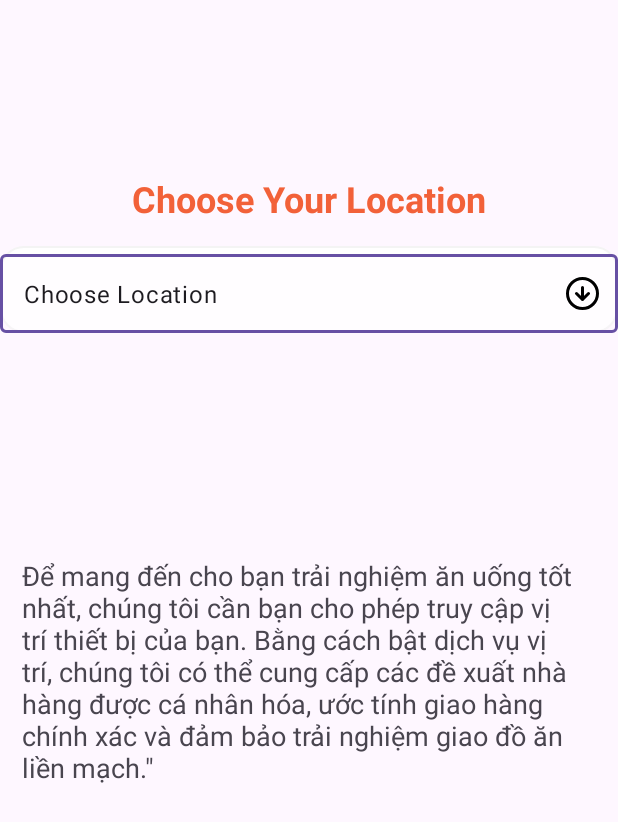
After one commit to thly112/OrderApp, an Android app: the ChooseLocationActivity screen opened directly, with no data from a screen before it, on a phone screen of 412 x 824 dp. The commit adds this screen. Shown: the top 822 px of the screen. Run offline under Robolectric (Android 15) with nearby library versions, the phone set to English and light mode, and no system bars.

Commit message:
Choose Location page

```diff
--- a/app/src/main/AndroidManifest.xml
+++ b/app/src/main/AndroidManifest.xml
@@ -17,6 +17,9 @@
         android:usesCleartextTraffic="true"
         tools:targetApi="31">
         <activity
+            android:name=".activity.ChooseLocationActivity"
+            android:exported="false" />
+        <activity
             android:name=".activity.SignupActivity"
             android:exported="false" />
         <activity
@@ -33,10 +36,10 @@
         </activity>
         <activity
             android:name=".activity.HomeActivity"
-            android:exported="false"></activity>
+            android:exported="false" />
         <activity
             android:name=".activity.LoginActivity"
-            android:exported="true"></activity>
+            android:exported="true" />
     </application>
 
 </manifest>
--- /dev/null
+++ b/app/src/main/java/com/example/oderapp/activity/ChooseLocationActivity.java
@@ -0,0 +1,43 @@
+package com.example.oderapp.activity;
+
+import android.os.Bundle;
+import android.widget.ArrayAdapter;
+import android.widget.AutoCompleteTextView;
+
+import androidx.activity.EdgeToEdge;
+import androidx.appcompat.app.AppCompatActivity;
+import androidx.core.graphics.Insets;
+import androidx.core.view.ViewCompat;
+import androidx.core.view.WindowInsetsCompat;
+
+import com.example.oderapp.R;
+import com.example.oderapp.databinding.ActivityChooseLocationBinding;
+import com.example.oderapp.databinding.ActivityLoginBinding;
+
+public class ChooseLocationActivity extends AppCompatActivity {
+    private ActivityChooseLocationBinding binding;
+
+    @Override
+    protected void onCreate(Bundle savedInstanceState) {
+        super.onCreate(savedInstanceState);
+        EdgeToEdge.enable(this);
+        setContentView(R.layout.activity_choose_location);
+        ViewCompat.setOnApplyWindowInsetsListener(findViewById(R.id.main), (v, insets) -> {
+            Insets systemBars = insets.getInsets(WindowInsetsCompat.Type.systemBars());
+            v.setPadding(systemBars.left, systemBars.top, systemBars.right, systemBars.bottom);
+            return insets;
+        });
+        binding = ActivityChooseLocationBinding.inflate(getLayoutInflater());
+        setContentView(binding.getRoot());
+
+        String[] locationList = {"Hà Nội", "Đà Nẵng", "Hồ Chí Minh"};
+        ArrayAdapter<String> adapter = new ArrayAdapter<>(
+                this,
+                android.R.layout.simple_list_item_1,
+                locationList
+        );
+
+        AutoCompleteTextView autoCompleteTextView = binding.listLocation;
+        autoCompleteTextView.setAdapter(adapter);
+    }
+}
--- a/app/src/main/java/com/example/oderapp/activity/LoginActivity.java
+++ b/app/src/main/java/com/example/oderapp/activity/LoginActivity.java
@@ -27,7 +27,7 @@ public class LoginActivity extends AppCompatActivity {
         binding.btnLogin.setOnClickListener(new View.OnClickListener() {
             @Override
             public void onClick(View v) {
-                Intent intent = new Intent(LoginActivity.this, HomeActivity.class);
+                Intent intent = new Intent(LoginActivity.this, ChooseLocationActivity.class);
                 startActivity(intent);
             }
         });
--- /dev/null
+++ b/app/src/main/res/layout/activity_choose_location.xml
@@ -0,0 +1,57 @@
+<?xml version="1.0" encoding="utf-8"?>
+<androidx.constraintlayout.widget.ConstraintLayout xmlns:android="http://schemas.android.com/apk/res/android"
+    xmlns:app="http://schemas.android.com/apk/res-auto"
+    xmlns:tools="http://schemas.android.com/tools"
+    android:id="@+id/main"
+    android:layout_width="match_parent"
+    android:layout_height="match_parent"
+    tools:context=".activity.ChooseLocationActivity">
+
+    <TextView
+        android:id="@+id/textView9"
+        android:layout_width="wrap_content"
+        android:layout_height="wrap_content"
+        android:layout_marginTop="32dp"
+        android:text="Choose Your Location"
+        android:textSize="24sp"
+        android:textStyle="bold"
+        android:textColor="@color/orange"
+        app:layout_constraintBottom_toBottomOf="parent"
+        app:layout_constraintEnd_toEndOf="parent"
+        app:layout_constraintStart_toStartOf="parent"
+        app:layout_constraintTop_toTopOf="parent"
+        app:layout_constraintVertical_bias="0.111" />
+
+    <com.google.android.material.textfield.TextInputLayout
+        android:id="@+id/textInputLayout"
+        style="@style/Widget.Material3.TextInputLayout.OutlinedBox.Dense.ExposedDropdownMenu"
+        android:layout_width="match_parent"
+        android:layout_height="58dp"
+        android:layout_marginTop="15dp"
+        android:background="@drawable/edittextshape"
+        app:endIconDrawable="@drawable/arrow_down"
+        app:endIconTint="@color/black"
+        app:layout_constraintTop_toBottomOf="@+id/textView9"
+        tools:layout_editor_absoluteX="16dp">
+
+        <AutoCompleteTextView
+            android:id="@+id/listLocation"
+            android:layout_width="match_parent"
+            android:layout_height="match_parent"
+            android:inputType="none"
+            android:text="Choose Location" />
+    </com.google.android.material.textfield.TextInputLayout>
+
+    <TextView
+        android:id="@+id/textView10"
+        android:layout_width="381dp"
+        android:layout_height="166dp"
+        android:text="Để mang đến cho bạn trải nghiệm ăn uống tốt nhất, chúng tôi cần bạn cho phép truy cập vị trí thiết bị của bạn. Bằng cách bật dịch vụ vị trí, chúng tôi có thể cung cấp các đề xuất nhà hàng được cá nhân hóa, ước tính giao hàng chính xác và đảm bảo trải nghiệm giao đồ ăn liền mạch.&quot;"
+        android:textSize="18sp"
+        app:layout_constraintBottom_toBottomOf="parent"
+        app:layout_constraintEnd_toEndOf="parent"
+        app:layout_constraintHorizontal_bias="0.478"
+        app:layout_constraintStart_toStartOf="parent"
+        app:layout_constraintTop_toBottomOf="@+id/textInputLayout"
+        app:layout_constraintVertical_bias="0.343" />
+</androidx.constraintlayout.widget.ConstraintLayout>
```
